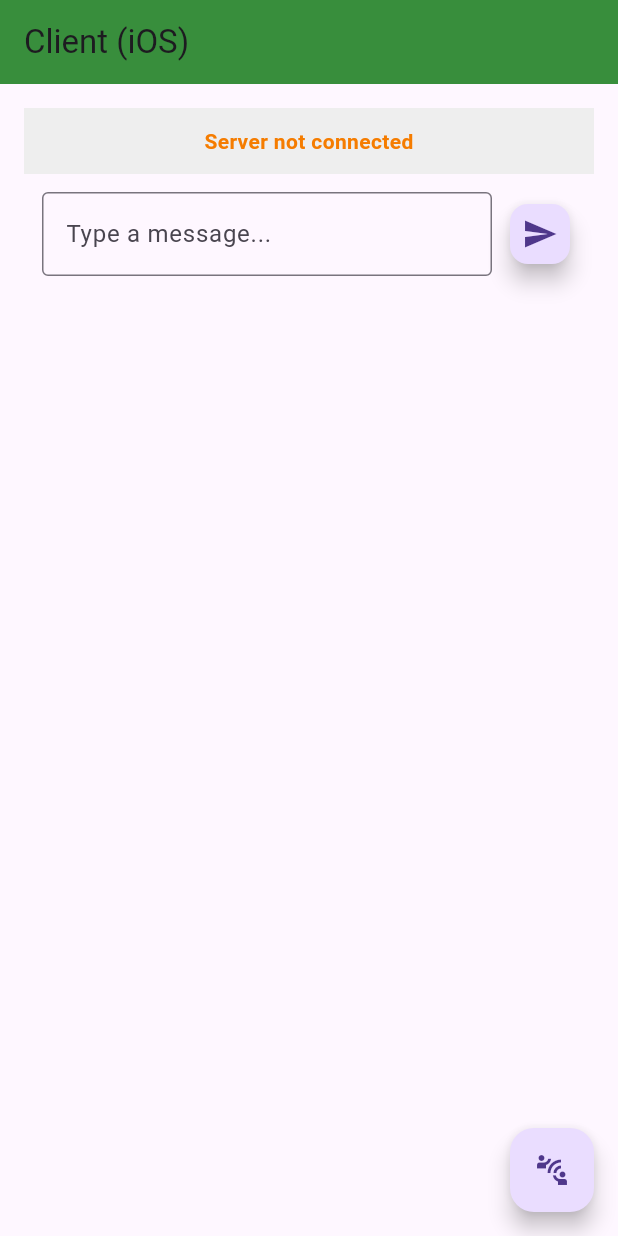
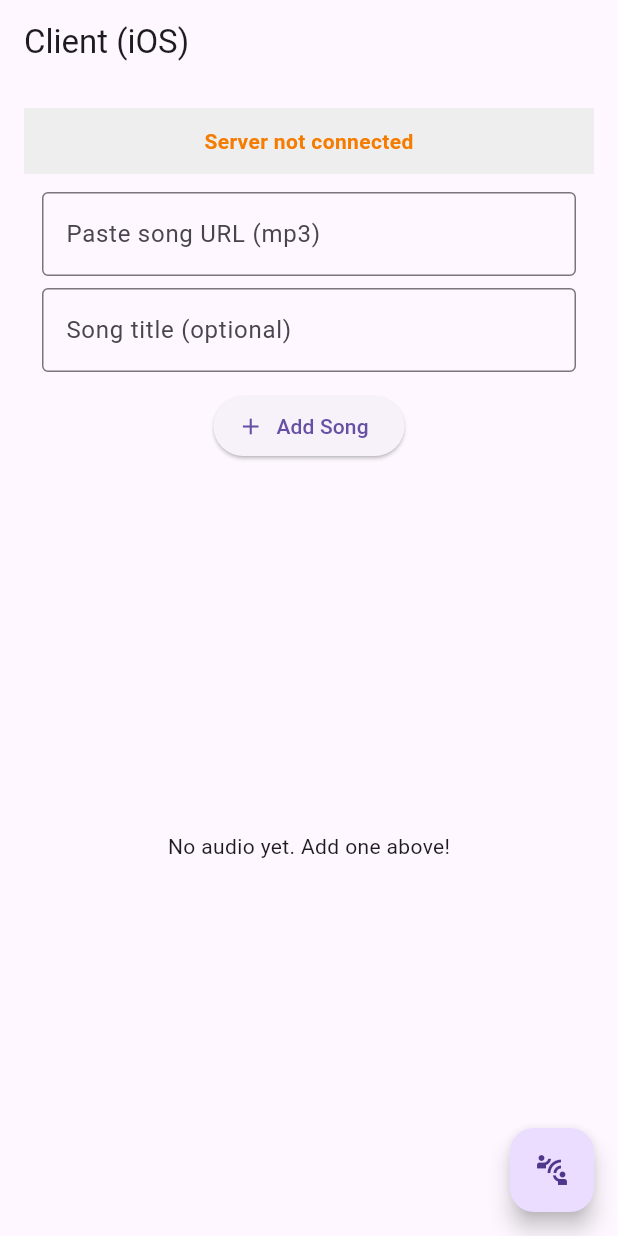
Before and after one commit to frrrrrits/sound_breath, a Flutter app: the screen it shows after launch, on a phone screen of 412 x 824 dp. Run offline on Flutter 3.47's test engine with Material 3 defaults, Android fonts, the phone set to English and light mode, and no system bars; our stand-ins replace just_audio.

Commit message:
Implement audio playback features; refactor networking and UI components for improved functionality

```diff
--- /dev/null
+++ b/lib/constants/app_constants.dart
@@ -0,0 +1,4 @@
+class AppConstants {
+  static const int tcpPort = 4040;
+  static const int httpPort = 8080;
+}
--- /dev/null
+++ b/lib/data/audio_player_service.dart
@@ -0,0 +1,13 @@
+import 'package:just_audio/just_audio.dart';
+
+class AudioPlayerService {
+  static final player = AudioPlayer();
+
+  static Future<void> playUrl(String url) async {
+    await player.stop();
+    await player.setUrl(url);
+    await player.play();
+  }
+  static Stream<Duration?> get positionStream => player.positionStream;
+  static Stream<PlayerState> get stateStream => player.playerStateStream;
+}
--- a/lib/main.dart
+++ b/lib/main.dart
@@ -12,8 +12,7 @@ class MyApp extends StatelessWidget {
   Widget build(BuildContext context) {
     return MaterialApp(
       title: 'Sound Breath',
-      theme: ThemeData(primarySwatch: Colors.blue),
-      home: MyHomePage(),
+      home: const MyHomePage(),
       debugShowCheckedModeBanner: false,
     );
   }
--- /dev/null
+++ b/lib/model/audio.dart
@@ -0,0 +1,5 @@
+class Audio {
+  final String title;
+  final String url;
+  Audio({required this.title, required this.url});
+}
--- a/lib/persistant/sb_viewmodel.dart
+++ b/lib/persistant/sb_viewmodel.dart
@@ -1,28 +1,57 @@
 import 'dart:io';
 
 import 'package:flutter/material.dart';
+import 'package:sound_breath/constants/app_constants.dart';
+import 'package:sound_breath/data/audio_player_service.dart';
+import 'package:sound_breath/model/audio.dart';
 import 'package:sound_breath/networking/tcp_connection.dart';
 import 'package:sound_breath/utils/message.dart';
+import 'package:sound_breath/utils/network.dart';
 
 class SbViewmodel extends ChangeNotifier {
   final TcpConnection _tcp = TcpConnection();
   List<Message> messages = [];
+  List<Audio> audio = [];
 
+  Audio? nowPlaying;
   String status = 'Initializing...';
-  String clientStatus = 'Waiting for client...';
+  String clientStatus = 'Initializing...';
 
   bool isConnected = false;
   bool isConnectedWithClient = false;
 
   SbViewmodel() {
     _tcp.messages.listen((msg) {
-      messages.add(msg);
-      notifyListeners();
+      if (msg.text.startsWith('PLAY:')) {
+        final url = msg.text.substring(5);
+        final song = audio.firstWhere(
+          (s) => s.url == url,
+          orElse: () => Audio(title: 'Unknown', url: url),
+        );
+        nowPlaying = song;
+        AudioPlayerService.playUrl(url);
+        notifyListeners();
+      } else if (msg.text.startsWith('ADD:')) {
+        final parts = msg.text.substring(4).split('|');
+        final url = parts[0];
+        final title = parts.length > 1
+            ? parts[1]
+            : url.split('/').last.split('?').first;
+        final song = Audio(title: title, url: url);
+        if (!audio.any((s) => s.url == url)) {
+          audio.add(song);
+          notifyListeners();
+        }
+      } else if (msg.text == 'CLEAR') {
+        audio.clear();
+        notifyListeners();
+      }
     });
     if (Platform.isWindows) {
       _startAsServer();
     } else {
       status = 'Server not connected';
+      clientStatus = 'Waiting for client...';
       notifyListeners();
     }
   }
@@ -31,17 +60,19 @@ class SbViewmodel extends ChangeNotifier {
     status = 'Starting server...';
     notifyListeners();
 
-    String localIp = await getLocalIp();
+    String localIp = await Network.getLocalIp();
     await _tcp.startServer(localIp: localIp);
-
-    status = 'Server running at $localIp:4040';
+    status = 'Server running at $localIp\nConnect your client, to ip up above';
 
     isConnected = true;
     isConnectedWithClient = false;
     notifyListeners();
   }
 
-  Future<void> _startAsClient(String serverIp, {int port = 4040}) async {
+  Future<void> _startAsClient(
+    String serverIp, {
+    int port = AppConstants.tcpPort,
+  }) async {
     status = 'Connecting to server...';
     notifyListeners();
 
@@ -66,12 +97,28 @@ class SbViewmodel extends ChangeNotifier {
     notifyListeners();
   }
 
+  void addAudio(String url, {String? title, String? artist}) {
+    final songTitle = title ?? url.split('/').last.split('?').first;
+    final song = Audio(title: songTitle, url: url);
+    audio.add(song);
+    _tcp.sendMessage(
+      'ADD:$url|${song.title}${artist != null ? '|$artist' : ''}',
+    );
+    notifyListeners();
+  }
+
+  void playSong(Audio audio) {
+    _tcp.sendMessage('PLAY:${audio.url}');
+    nowPlaying = audio;
+    notifyListeners();
+  }
+
   void sendMessage(String text) {
     if (text.trim().isEmpty) return;
     _tcp.sendMessage(text.trim());
   }
 
-  void connectToServer(String serverIp, {int port = 4040}) {
+  void connectToServer(String serverIp, {int port = AppConstants.tcpPort}) {
     _startAsClient(serverIp, port: port);
   }
 
@@ -80,16 +127,4 @@ class SbViewmodel extends ChangeNotifier {
     _tcp.dispose();
     super.dispose();
   }
-
-  static Future<String> getLocalIp() async {
-    for (var interface in await NetworkInterface.list()) {
-      for (var addr in interface.addresses) {
-        if (addr.type == InternetAddressType.IPv4 &&
-            !addr.address.startsWith("169")) {
-          return addr.address;
-        }
-      }
-    }
-    return "0.0.0.0";
-  }
 }
--- a/lib/ui/home_page.dart
+++ b/lib/ui/home_page.dart
@@ -2,8 +2,9 @@ import 'dart:io';
 
 import 'package:flutter/material.dart';
 import 'package:provider/provider.dart';
+import 'package:sound_breath/model/audio.dart';
 import 'package:sound_breath/persistant/sb_viewmodel.dart';
-import 'package:sound_breath/utils/logger.dart';
+import 'package:sound_breath/ui/view/client_screen.dart';
 
 class MyHomePage extends StatelessWidget {
   const MyHomePage({super.key});
@@ -19,9 +20,6 @@ class MyHomePage extends StatelessWidget {
               title: Text(
                 Platform.isWindows ? 'Server (Windows)' : 'Client (iOS)',
               ),
-              backgroundColor: Platform.isWindows
-                  ? Colors.blue[700]
-                  : Colors.green[700],
             ),
             body: Padding(
               padding: const EdgeInsets.all(16.0),
@@ -103,7 +101,6 @@ class MyHomePage extends StatelessWidget {
   }
 
   Widget _buildClientUI(BuildContext context, SbViewmodel vm) {
-    TextEditingController controller = TextEditingController();
     return Column(
       children: [
         Container(
@@ -119,40 +116,47 @@ class MyHomePage extends StatelessWidget {
             textAlign: TextAlign.center,
           ),
         ),
-        Padding(
+        Container(
+          width: double.infinity,
           padding: const EdgeInsets.all(12),
-          child: Row(
-            children: [
-              Expanded(
-                child: TextField(
-                  controller: controller,
-                  decoration: const InputDecoration(
-                    hintText: 'Type a message...',
-                    border: OutlineInputBorder(),
-                  ),
+          child: ClientScreen(vm: vm),
+        ),
+        Expanded(
+          child: vm.audio.isEmpty
+              ? const Center(child: Text('No audio yet. Add one above!'))
+              : ListView.builder(
+                  itemCount: vm.audio.length,
+                  itemBuilder: (context, i) {
+                    final audio = vm.audio[i];
+                    final isPlaying = vm.nowPlaying?.url == audio.url;
+                    return _buildItemCard(context, audio, isPlaying, vm);
+                  },
                 ),
-              ),
-              const SizedBox(width: 8),
-              FloatingActionButton(
-                mini: true,
-                onPressed: () {
-                  if (vm.isConnected) {
-                    vm.sendMessage(controller.text);
-                    controller.clear();
-                    Logger.add("Not connected to server");
-                  } else {
-                    ScaffoldMessenger.of(context).showSnackBar(
-                      const SnackBar(content: Text('Not connected to server')),
-                    );
-                    Logger.add("Not connected to server");
-                  }
-                },
-                child: const Icon(Icons.send),
-              ),
-            ],
-          ),
         ),
       ],
+    );
+  }
+
+  Widget _buildItemCard(
+    BuildContext context,
+    Audio audio,
+    bool isPlaying,
+    SbViewmodel vm,
+  ) {
+    return Card(
+      margin: const EdgeInsets.symmetric(horizontal: 12, vertical: 4),
+      child: ListTile(
+        title: Text(
+          audio.title,
+          style: const TextStyle(fontWeight: FontWeight.w600),
+        ),
+        trailing: Icon(
+          Icons.play_circle_fill,
+          color: isPlaying ? Colors.green : Colors.deepPurple,
+          size: 32,
+        ),
+        onTap: () => vm.playSong(audio),
+      ),
     );
   }
 
--- /dev/null
+++ b/lib/ui/view/client_screen.dart
@@ -0,0 +1,50 @@
+import 'package:flutter/material.dart';
+import 'package:sound_breath/persistant/sb_viewmodel.dart';
+
+class ClientScreen extends StatelessWidget {
+  final SbViewmodel vm;
+  final TextEditingController _urlController = TextEditingController();
+  final TextEditingController _titleController = TextEditingController();
+
+  ClientScreen({super.key, required this.vm});
+
+  @override
+  Widget build(BuildContext context) {
+    return Column(
+      children: [
+        TextField(
+          controller: _urlController,
+          decoration: const InputDecoration(
+            labelText: 'Paste song URL (mp3)',
+            border: OutlineInputBorder(),
+          ),
+        ),
+        const SizedBox(height: 8),
+        TextField(
+          controller: _titleController,
+          decoration: const InputDecoration(
+            labelText: 'Song title (optional)',
+            border: OutlineInputBorder(),
+          ),
+        ),
+        const SizedBox(height: 12),
+        ElevatedButton.icon(
+          onPressed: () {
+            if (_urlController.text.trim().isNotEmpty) {
+              vm.addAudio(
+                _urlController.text.trim(),
+                title: _titleController.text.trim().isEmpty
+                    ? null
+                    : _titleController.text.trim(),
+              );
+              _urlController.clear();
+              _titleController.clear();
+            }
+          },
+          icon: const Icon(Icons.add),
+          label: const Text('Add Song'),
+        ),
+      ],
+    );
+  }
+}
--- a/pubspec.yaml
+++ b/pubspec.yaml
@@ -33,6 +33,9 @@ dependencies:
 
   # The following adds the Cupertino Icons font to your application.
   # Use with the CupertinoIcons class for iOS style icons.
+  dio: ^5.1.1
+  just_audio: ^0.10.5
+  path_provider: ^2.0.15
   cupertino_icons: ^1.0.8
   multicast_dns: ^0.3.3
   provider: ^6.1.5+1
```
Also changed, not shown: lib/networking/tcp_connection.dart (+10 -2 lines), lib/utils/network.dart (added, +26 -0 lines), pubspec.lock.
